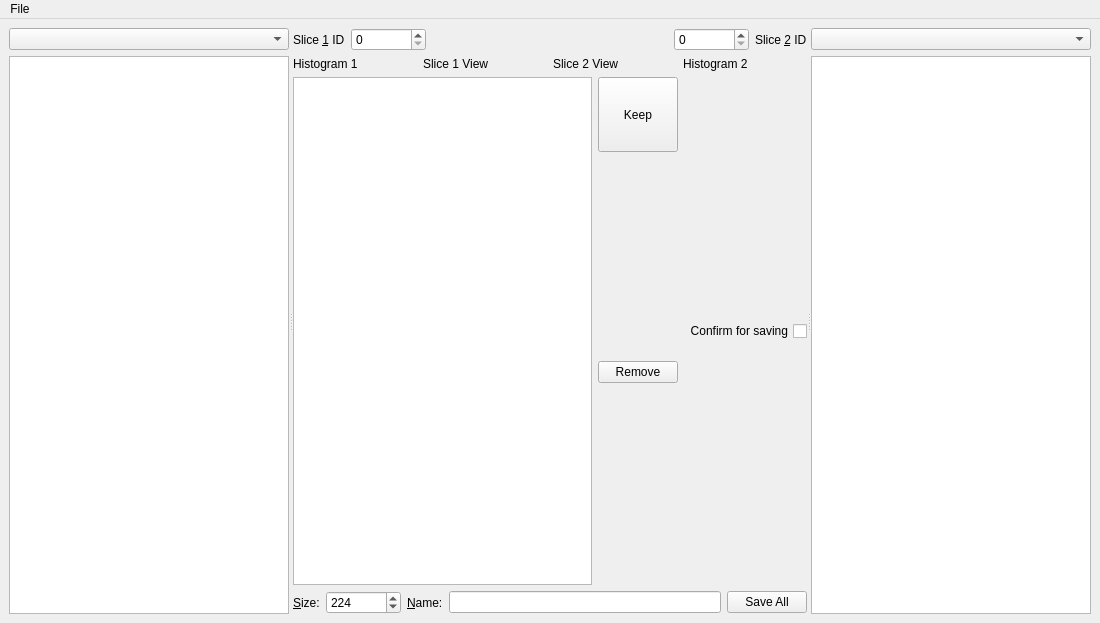
First picture: the form in SimpleGUI.ui, repository hudeclukas/SimpleSlicer, before the edit.
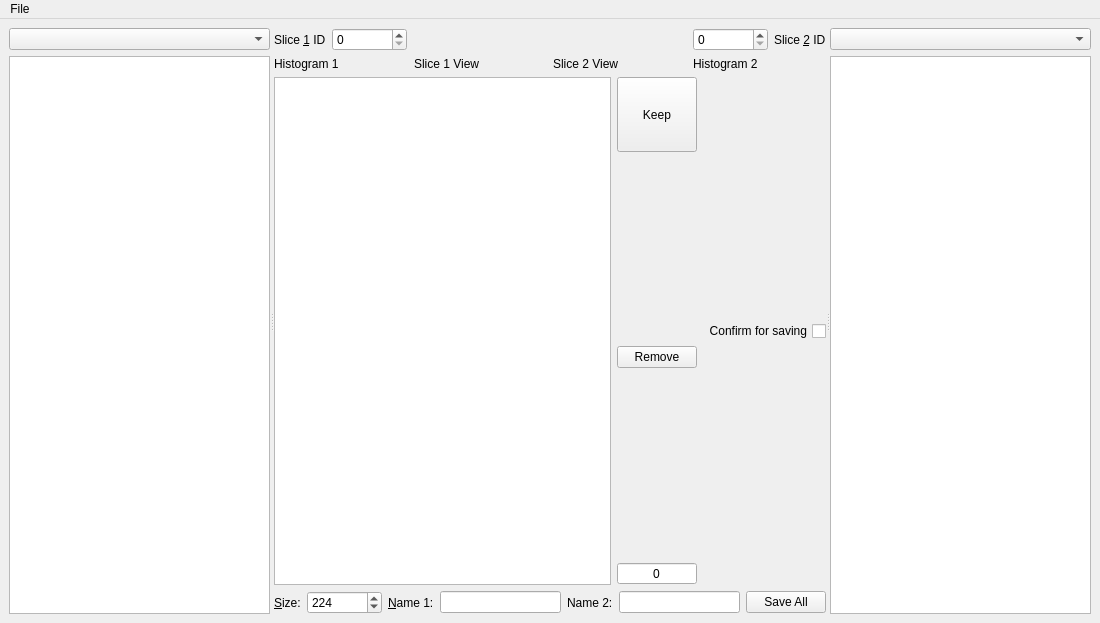
Second picture: the form after the edit. Icons and pictures are not drawn.

```diff
--- a/SimpleGUI.ui
+++ b/SimpleGUI.ui
@@ -295,6 +295,22 @@
                   </property>
                  </spacer>
                 </item>
+                <item>
+                 <widget class="QSpinBox" name="pairsCount">
+                  <property name="alignment">
+                   <set>Qt::AlignCenter</set>
+                  </property>
+                  <property name="readOnly">
+                   <bool>true</bool>
+                  </property>
+                  <property name="buttonSymbols">
+                   <enum>QAbstractSpinBox::NoButtons</enum>
+                  </property>
+                  <property name="maximum">
+                   <number>999999999</number>
+                  </property>
+                 </widget>
+                </item>
                </layout>
               </item>
               <item>
@@ -347,20 +363,30 @@
                </widget>
               </item>
               <item>
-               <widget class="QLabel" name="nameLbl">
+               <widget class="QLabel" name="name1Lbl">
                 <property name="text">
-                 <string>&amp;Name:</string>
+                 <string>&amp;Name 1:</string>
                 </property>
                 <property name="textInteractionFlags">
                  <set>Qt::LinksAccessibleByMouse</set>
                 </property>
                 <property name="buddy">
-                 <cstring>sliceNameEdit</cstring>
+                 <cstring>slice1NameEdit</cstring>
                 </property>
                </widget>
               </item>
               <item>
-               <widget class="QLineEdit" name="sliceNameEdit"/>
+               <widget class="QLineEdit" name="slice1NameEdit"/>
+              </item>
+              <item>
+               <widget class="QLabel" name="name2Lbl">
+                <property name="text">
+                 <string>Name 2:</string>
+                </property>
+               </widget>
+              </item>
+              <item>
+               <widget class="QLineEdit" name="slice2NameEdit"/>
               </item>
               <item>
                <widget class="QPushButton" name="saveAll">
```
Left out of the diff: 2 changed lines with no effect on the pictures.
